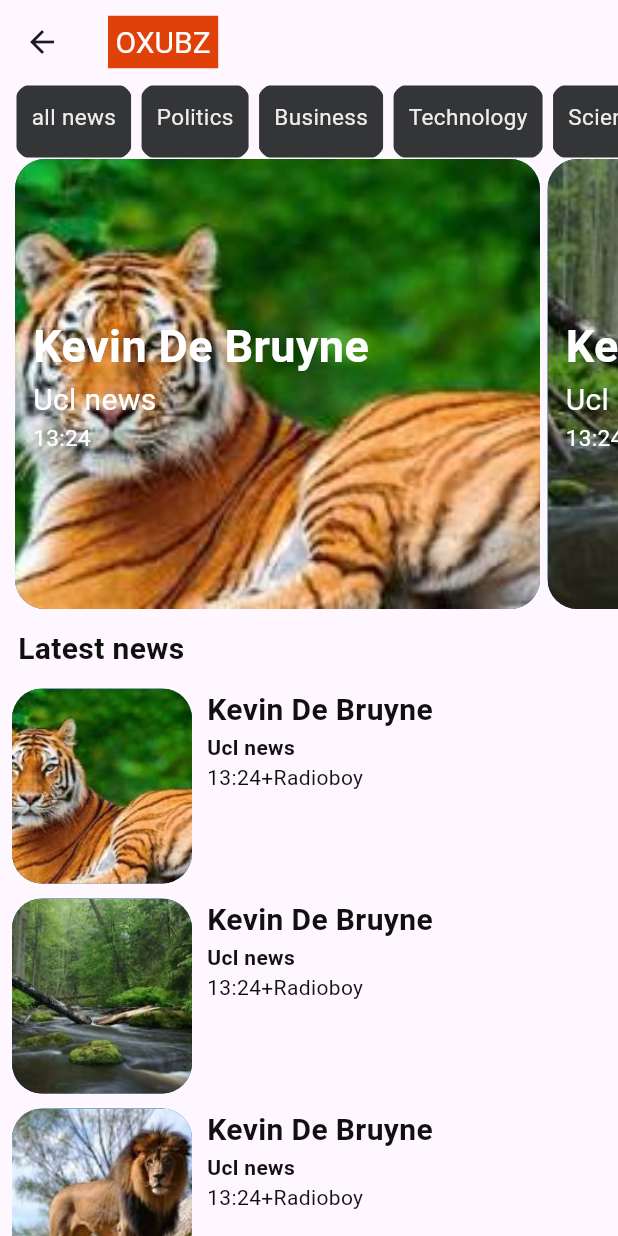
After one commit to sailesh818/flutter_weatherapp, a Flutter app: the NewsPage screen opened by its route, on a phone screen of 412 x 824 dp. The commit adds this screen. Run offline on Flutter 3.47's test engine with Material 3 defaults, Android fonts, the phone set to English and light mode, and no system bars; our stand-ins replace image_picker.

Commit message:
added news

```diff
--- /dev/null
+++ b/lib/news/page/news_page.dart
@@ -0,0 +1,376 @@
+import 'package:flutter/material.dart';
+import 'package:my_profile/Discover/model/news_data_model.dart';
+
+class NewsPage extends StatefulWidget {
+  const NewsPage({super.key});
+
+  @override
+  State<NewsPage> createState() => _NewsPageState();
+}
+
+class _NewsPageState extends State<NewsPage> {
+  List categoryList = [
+    "all news",
+
+    "Politics",
+    "Business",
+    "Technology",
+    "Science",
+    "Education",
+    "Opinnion",
+  ];
+
+  List<NewsDataModel> sliderlist = [
+    NewsDataModel(
+      title: 'Kevin De Bruyne',
+      description: 'Ucl news',
+      image: 'assets/twelve.jpg',
+      publishertime: '13:24',
+      author: 'Radioboy',
+      activeusers: 23,
+    ),
+    NewsDataModel(
+      title: 'Kevin De Bruyne',
+      description: 'Ucl news',
+      image: 'assets/eleven.jpg',
+      publishertime: '13:24',
+      author: 'Radioboy',
+      activeusers: 23,
+    ),
+    NewsDataModel(
+      title: 'Kevin De Bruyne',
+      description: 'Ucl news',
+      image: 'assets/thirteen.jpg',
+      publishertime: '13:24',
+      author: 'Radioboy',
+      activeusers: 23,
+    ),
+    NewsDataModel(
+      title: 'Kevin De Bruyne',
+      description: 'Ucl news',
+      image: 'assets/fourteen.jpg',
+      publishertime: '13:24',
+      author: 'Radioboy',
+      activeusers: 23,
+    ),
+    NewsDataModel(
+      title: 'Kevin De Bruyne',
+      description: 'Ucl news',
+      image: 'assets/fifteen.jpg',
+      publishertime: '13:24',
+      author: 'Radioboy',
+      activeusers: 23,
+    ),
+    NewsDataModel(
+      title: 'Kevin De Bruyne',
+      description: 'Ucl news',
+      image: 'assets/sixteen.jpg',
+      publishertime: '13:24',
+      author: 'Radioboy',
+      activeusers: 23,
+    ),
+  ];
+
+  @override
+  Widget build(BuildContext context) {
+    return Scaffold(
+      appBar: AppBar(
+        centerTitle: false,
+
+        title: Container(
+          padding: EdgeInsets.all(5),
+          decoration: BoxDecoration(
+            color: const Color.fromARGB(255, 223, 65, 8),
+          ),
+          child: Text(
+            'OXUBZ',
+            style: TextStyle(color: Colors.white, fontSize: 20),
+          ),
+        ),
+      ),
+      body: ListView(
+        children: [
+          SizedBox(
+            height: 50,
+            child: ListView.separated(
+              padding: EdgeInsets.only(left: 10),
+              shrinkWrap: true,
+              scrollDirection: Axis.horizontal,
+
+              itemBuilder: (context, index) {
+                return InkWell(
+                  onTap: () {
+                    Navigator.pushNamed(
+                      context,
+                      '/detail',
+                      arguments: sliderlist[index],
+                    );
+                  },
+                  child: ClipRRect(
+                    borderRadius: BorderRadius.circular(12),
+                    child: Container(
+                      margin: const EdgeInsets.all(1),
+                      padding: EdgeInsets.all(10),
+
+                      color: const Color.fromARGB(255, 51, 53, 54),
+                      child: Text(
+                        categoryList[index],
+                        style: TextStyle(
+                          color: const Color.fromARGB(255, 238, 236, 236),
+                          fontSize: 15,
+                        ),
+                      ),
+                    ),
+                  ),
+                );
+              },
+              separatorBuilder: (context, index) => SizedBox(width: 5),
+              itemCount: categoryList.length,
+            ),
+          ),
+          SizedBox(
+            height: 300,
+            child: ListView.separated(
+              padding: EdgeInsets.only(left: 10),
+              shrinkWrap: true,
+              scrollDirection: Axis.horizontal,
+
+              itemBuilder: (context, index) {
+                return InkWell(
+                  onTap: () {
+                    Navigator.pushNamed(
+                      context,
+                      '/detail',
+                      arguments: sliderlist[index],
+                    );
+                  },
+
+                  child: Container(
+                    width: 350,
+                    decoration: BoxDecoration(
+                      borderRadius: BorderRadius.circular(20),
+                      color: const Color.fromARGB(255, 9, 92, 143),
+                      image: DecorationImage(
+                        image: AssetImage(sliderlist[index].image),
+                        fit: BoxFit.cover,
+                      ),
+                    ),
+                    padding: EdgeInsets.symmetric(horizontal: 12, vertical: 5),
+
+                    child: Column(
+                      mainAxisAlignment: MainAxisAlignment.center,
+                      crossAxisAlignment: CrossAxisAlignment.end,
+                      children: [
+                        Row(
+                          children: [
+                            Text(
+                              sliderlist[index].title,
+                              style: TextStyle(
+                                fontSize: 30,
+                                fontWeight: FontWeight.bold,
+                                color: Colors.white,
+                              ),
+                            ),
+                          ],
+                        ),
+
+                        Row(
+                          children: [
+                            Text(
+                              sliderlist[index].description,
+                              style: TextStyle(
+                                fontSize: 20,
+                                fontWeight: FontWeight.normal,
+                                color: Colors.white,
+                              ),
+                            ),
+                          ],
+                        ),
+
+                        Row(
+                          children: [
+                            Text(
+                              sliderlist[index].publishertime,
+                              style: TextStyle(
+                                fontSize: 15,
+                                fontWeight: FontWeight.normal,
+                                color: Colors.white,
+                              ),
+                            ),
+                          ],
+                        ),
+                      ],
+                    ),
+                  ),
+                );
+              },
+              separatorBuilder: (context, index) => SizedBox(width: 5),
+              itemCount: sliderlist.length,
+            ),
+          ),
+          Padding(
+            padding: const EdgeInsets.all(12),
+            child: Row(
+              mainAxisAlignment: MainAxisAlignment.spaceBetween,
+              children: [
+                Text(
+                  'Latest news',
+                  style: TextStyle(
+                    fontSize: 20,
+                    color: const Color.fromARGB(255, 17, 16, 16),
+                    fontWeight: FontWeight.bold,
+                  ),
+                ),
+              ],
+            ),
+          ),
+          SizedBox(
+            height: 15000,
+            child: ListView.separated(
+              shrinkWrap: true,
+              scrollDirection: Axis.vertical,
+
+              itemBuilder: (context, index) {
+                return InkWell(
+                  onTap: () {
+                    Navigator.pushNamed(
+                      context,
+                      '/detail',
+                      arguments: sliderlist[index],
+                    );
+                  },
+                  child: Container(
+                    width: 100,
+                    height: 130,
+                    decoration: BoxDecoration(
+                      borderRadius: BorderRadius.circular(5),
+                    ),
+                    child: Row(
+                      children: [
+                        Padding(
+                          padding: const EdgeInsets.only(left: 8),
+                          child: Container(
+                            width: 120,
+                            decoration: BoxDecoration(
+                              borderRadius: BorderRadius.circular(20),
+                              color: const Color.fromARGB(255, 9, 92, 143),
+                              image: DecorationImage(
+                                image: AssetImage(sliderlist[index].image),
+                                fit: BoxFit.cover,
+                              ),
+                            ),
+                          ),
+                        ),
+
+                        Column(
+                          children: [
+                            SizedBox(
+                              width: 180,
+                              child: Padding(
+                                padding: const EdgeInsets.only(left: 10),
+                                child: Text(
+                                  sliderlist[index].title,
+                                  style: TextStyle(
+                                    fontSize: 20,
+                                    fontWeight: FontWeight.bold,
+                                    color: const Color.fromARGB(
+                                      255,
+                                      16,
+                                      16,
+                                      16,
+                                    ),
+                                  ),
+                                ),
+                              ),
+                            ),
+
+                            SizedBox(
+                              width: 180,
+                              child: Padding(
+                                padding: const EdgeInsets.only(left: 10),
+                                child: Text(
+                                  sliderlist[index].description,
+
+                                  style: TextStyle(
+                                    color: const Color.fromARGB(
+                                      255,
+                                      18,
+                                      18,
+                                      18,
+                                    ),
+                                    fontWeight: FontWeight.bold,
+                                  ),
+                                ),
+                              ),
+                            ),
+
+                            Row(
+                              children: [
+                                SizedBox(
+                                  width: 180,
+                                  child: Padding(
+                                    padding: const EdgeInsets.only(left: 10),
+                                    child: Row(
+                                      children: [
+                                        Text(
+                                          sliderlist[index].publishertime,
+                                          style: TextStyle(
+                                            color: const Color.fromARGB(
+                                              255,
+                                              12,
+                                              12,
+                                              12,
+                                            ),
+                                          ),
+                                        ),
+                                        Text(
+                                          '+',
+                                          style: TextStyle(
+                                            color: const Color.fromARGB(
+                                              255,
+                                              14,
+                                              13,
+                                              13,
+                                            ),
+                                          ),
+                                        ),
+                                        Row(
+                                          children: [
+                                            Text(
+                                              sliderlist[index].author,
+                                              style: TextStyle(
+                                                color: const Color.fromARGB(
+                                                  255,
+                                                  19,
+                                                  19,
+                                                  19,
+                                                ),
+                                              ),
+                                            ),
+                                          ],
+                                        ),
+                                      ],
+                                    ),
+                                  ),
+                                ),
+                              ],
+                            ),
+                          ],
+                        ),
+                      ],
+                    ),
+                  ),
+                );
+              },
+
+              separatorBuilder:
+                  (context, index) => SizedBox(width: 12, height: 10),
+
+              itemCount: sliderlist.length,
+            ),
+          ),
+        ],
+      ),
+    );
+  }
+}
--- a/lib/routes/routes.dart
+++ b/lib/routes/routes.dart
@@ -1,18 +1,24 @@
 import 'package:flutter/material.dart';
+import 'package:my_profile/Comments/page/comments_page.dart';
 import 'package:my_profile/Discover/page/discover_page.dart';
 import 'package:my_profile/Home/page/home_page.dart';
 import 'package:my_profile/detail/page/detail_page.dart';
+import 'package:my_profile/news/page/news_page.dart';
 //import 'package:my_profile/Home/page/home_page.dart';
 //import 'package:my_profile/login/page/login_page.dart';
 import 'package:my_profile/profile/page/profile_page.dart';
+import 'package:my_profile/settings/pages/settings_page.dart';
 import 'package:my_profile/weather/page/weather_page.dart';
 
 class AppRoutes {
   static Map<String, WidgetBuilder> routes = {
     "/": (context) => HomePage(),
     "/detail": (context) => DetailPage(),
+    "/comments": (context) => CommentsPage(),
     "/weather": (context) => WeatherPage(),
     "/profile": (context) => ProfilePage(),
+    "/settings": (context) => SettingsPage(),
+    "/news": (context) => NewsPage(),
     "/discover": (context) => DiscoverPage(),
   };
 }
--- a/pubspec.yaml
+++ b/pubspec.yaml
@@ -72,6 +72,12 @@ flutter:
     - assets/eight.jpg
     - assets/nine.jpg
     - assets/ten.jpg
+    - assets/eleven.jpg
+    - assets/twelve.jpg
+    - assets/thirteen.jpg
+    - assets/fourteen.jpg
+    - assets/fifteen.jpg
+    - assets/sixteen.jpg
 
   # An image asset can refer to one or more resolution-specific "variants", see
   # https://flutter.dev/to/resolution-aware-images
```
Also changed, not shown: lib/Comments/datamodel/page/data_model.dart (added, +12 -0 lines), lib/Comments/page/comments_page.dart (added, +148 -0 lines), lib/Home/page/home_page.dart (+30 -0 lines), lib/settings/pages/settings_page.dart (added, +111 -0 lines), assets/eleven.jpg (added), assets/fifteen.jpg (added), assets/fourteen.jpg (added), assets/sixteen.jpg (added), assets/thirteen.jpg (added), assets/twelve.jpg (added), lib/Comments/widget/comments_widget.dart (added).
